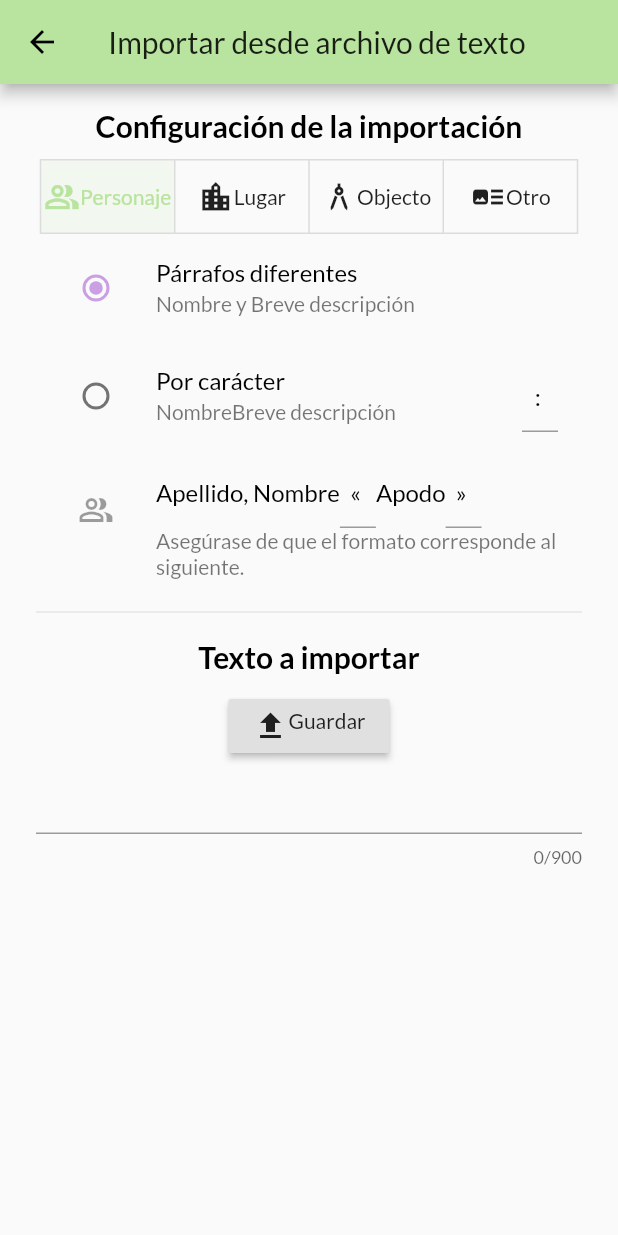
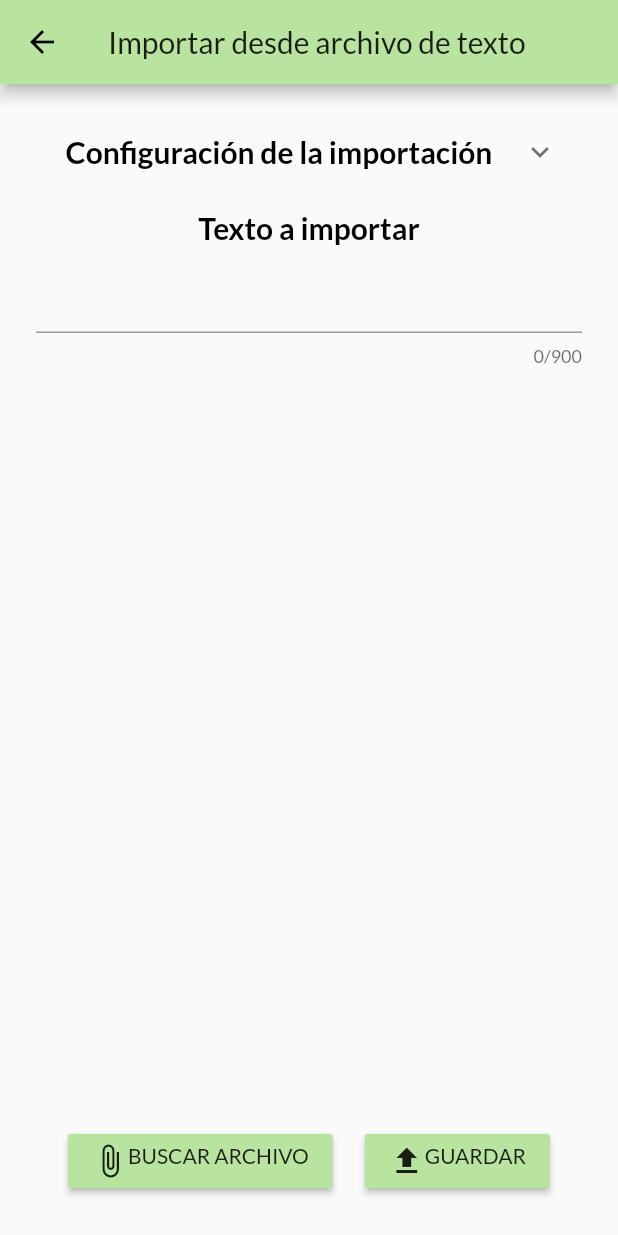
Before and after one commit to TheHolyDenier/novelsolutely, a Flutter app: the ImportTextScreen screen opened by its route, on a phone screen of 412 x 824 dp. Run offline on Flutter 3.47's test engine with Material 2 defaults, Android fonts, the light colour scheme and no system bars; our stand-ins replace flutter_tags, hive, hive_flutter, string_validator; accounts and stored records are empty; generated files the repository leaves out were written again.

Commit message:
saves characters

```diff
--- a/lib/main.dart
+++ b/lib/main.dart
@@ -66,6 +66,9 @@ class MyApp extends StatelessWidget {
         ),
         floatingActionButtonTheme:
             FloatingActionButtonThemeData(backgroundColor: Palette.green),
+        buttonTheme: ButtonThemeData(
+          buttonColor: Palette.green,
+        ),
         visualDensity: VisualDensity.adaptivePlatformDensity,
       ),
       routes: Routes.routes,
--- a/lib/screens/dictionary_screen.dart
+++ b/lib/screens/dictionary_screen.dart
@@ -21,6 +21,7 @@ import '../utils/routes.dart';
 //TODO: add other elements
 //TODO: export database to JSON
 //TODO: quick add elements
+//TODO: search by name/summary
 
 class DictionaryScreen extends StatefulWidget {
   static const route = "/characters";
--- a/lib/screens/import_text_screen.dart
+++ b/lib/screens/import_text_screen.dart
@@ -2,14 +2,24 @@ import 'dart:convert';
 import 'dart:io';
 
 import 'package:flutter/material.dart';
-import 'package:novelsolutely/models/generic.dart';
+
+//LIBRARIES
 import 'package:path_provider/path_provider.dart';
 import 'package:uuid/uuid.dart';
+
+import '../models/character_name.dart';
+import '../models/dictionary.dart';
+
+//MODELS
+import '../models/generic.dart';
+import '../utils/data.dart';
 
 //UTILS
 import '../utils/dimens.dart';
 import '../utils/routes.dart';
 import '../utils/strings.dart';
+
+//TODO: check if not exists
 
 class ImportTextScreen extends StatefulWidget {
   static final route = '/import-text';
@@ -22,6 +32,8 @@ class _ImportTextScreenState extends State<ImportTextScreen> {
   List<bool> _selected;
   double _width = 0;
   int _value = 0;
+
+  String id;
 
   final _startCharController = TextEditingController();
   final _endCharController = TextEditingController();
@@ -38,17 +50,17 @@ class _ImportTextScreenState extends State<ImportTextScreen> {
 
   @override
   Widget build(BuildContext context) {
+    id = ModalRoute.of(context).settings.arguments;
     _width = MediaQuery.of(context).size.width;
     return Scaffold(
       appBar: AppBar(
         title: Text(Strings.import_from_text),
       ),
-      body: SingleChildScrollView(
+      body: Container(
         padding: EdgeInsets.symmetric(
           vertical: Dimens.vertical_margin,
           horizontal: Dimens.horizontal_margin,
         ),
-        child: Container(
         width: _width,
         child: Column(
           mainAxisSize: MainAxisSize.min,
@@ -56,6 +68,9 @@ class _ImportTextScreenState extends State<ImportTextScreen> {
           crossAxisAlignment: CrossAxisAlignment.center,
           children: [
             _setSettings(),
+            SizedBox(
+              height: Dimens.small_vertical_margin,
+            ),
             Text(
               Strings.copy_text,
               textAlign: TextAlign.center,
@@ -64,21 +79,49 @@ class _ImportTextScreenState extends State<ImportTextScreen> {
             SizedBox(
               height: Dimens.small_vertical_margin,
             ),
-              RaisedButton(
-                onPressed: () => _saveToFile(_importController.text.trim()),
-                child: Wrap(
-                  children: [Icon(Icons.file_upload), Text(Strings.save)],
-                ),
-              ),
-              TextField(
+            Expanded(
+              child: SingleChildScrollView(
+                child: TextField(
                   keyboardType: TextInputType.multiline,
                   maxLines: null,
                   maxLength: 900,
                   controller: _importController,
                   onChanged: (value) {},
                 ),
+              ),
+            ),
+            SizedBox(
+              height: Dimens.small_vertical_margin,
+            ),
+            Row(
+              mainAxisAlignment: MainAxisAlignment.spaceEvenly,
+              children: [
+                RaisedButton(
+                  onPressed: () {
+                    //  TODO: search file
+                  },
+                  child: Wrap(
+                    children: [
+                      Icon(Icons.attach_file),
+                      Text(Strings.select_file.toUpperCase())
                     ],
                   ),
+                ),
+                RaisedButton(
+                  onPressed: () => _saveToFile(_importController.text.trim()),
+                  child: Wrap(
+                    children: [
+                      Icon(Icons.file_upload),
+                      Text(Strings.save.toUpperCase())
+                    ],
+                  ),
+                ),
+              ],
+            ),
+            SizedBox(
+              height: Dimens.small_vertical_margin,
+            ),
+          ],
         ),
       ),
     );
@@ -114,20 +157,17 @@ class _ImportTextScreenState extends State<ImportTextScreen> {
   }
 
   Widget _setSettings() {
-    return Column(
-      children: [
-        Text(
+    return ExpansionTile(
+      title: Text(
         Strings.chose_settings,
         textAlign: TextAlign.center,
         style: Theme.of(context).textTheme.headline6,
       ),
+      children: [
         SizedBox(
           height: Dimens.small_vertical_margin,
         ),
         _buttons(),
-        Column(
-          mainAxisSize: MainAxisSize.min,
-          children: [
         ListTile(
           onTap: () => _setValueNameSummary(0),
           leading: Radio(
@@ -194,11 +234,8 @@ class _ImportTextScreenState extends State<ImportTextScreen> {
             ),
             subtitle: Text(Strings.check_format),
           ),
-          ],
-        ),
-        Container(
-          child: Divider(),
-          margin: EdgeInsets.symmetric(vertical: Dimens.small_vertical_margin),
+        SizedBox(
+          height: Dimens.small_vertical_margin,
         ),
       ],
     );
@@ -220,7 +257,7 @@ class _ImportTextScreenState extends State<ImportTextScreen> {
 
   void _readLine(File file) {
     Stream<List<int>> inputStream = file.openRead();
-
+    Dictionary dictionary = Data.box.get(id);
     String name;
     int i = 0;
     inputStream
@@ -229,22 +266,53 @@ class _ImportTextScreenState extends State<ImportTextScreen> {
         .listen((String line) {
       // Process results.
       i++;
+      if (_value == 0) {
+        _setByParagraph(i, name, line, dictionary);
+      } else {
+        _setByCharacter(line, dictionary);
+      }
+    }, onDone: () {
+      dictionary.save();
+      _importController.text = '';
+    }, onError: (e) {
+      print(e.toString());
+    });
+  }
+
+  void _setByCharacter(String line, Dictionary dictionary) {
+  //  TODO
+  }
+
+  void _setByParagraph(int i, String name, String line, Dictionary dictionary) {
     if (i % 2 == 0) {
-        Generic generic = Generic(
-            id: Uuid().v1(),
-            name: name,
-            summary: line.trim(),
-            imagePath: [],
-            tags: [Strings.no_filter]);
-        print(generic.name);
+      if (_selected[0]) {
+        Generic generic = _genericIsCharacter(name, line);
+        dictionary.characters.add(generic.toCharacter());
+      } else {
+        Generic generic = _getGeneric(name, line);
+        //  TODO: save the others
+      }
     } else {
       name = line.trim();
     }
-    }, onDone: () {
-      //TODO: save
-    }, onError: (e) {
-      print(e.toString());
-    });
+  }
+
+  Generic _genericIsCharacter(String completeName, String summary) {
+    CharacterName characterName = CharacterName(completeName,
+        startChar: _startCharController.text.trim(),
+        endChar: _endCharController.text.trim());
+
+    return _getGeneric(characterName.toString(), summary);
+  }
+
+  Generic _getGeneric(String name, String summary) {
+    Generic generic = Generic(
+        id: Uuid().v1(),
+        name: '$name',
+        summary: summary.trim(),
+        imagePath: [],
+        tags: [Strings.no_filter]);
+    return generic;
   }
 
   Future<File> get _localFile async {
--- a/lib/screens/widgets/drawer_widget.dart
+++ b/lib/screens/widgets/drawer_widget.dart
@@ -94,7 +94,7 @@ class _DrawerWidgetState extends State<DrawerWidget> {
           ),
           Divider(),
           ListTile(
-            onTap: () => Navigator.pushNamed(context, ImportTextScreen.route),
+            onTap: () => Navigator.pushNamed(context, ImportTextScreen.route, arguments: _active.id),
             leading: Icon(Icons.import_contacts),
             title: Text(Strings.import_from_text),
           ),
--- a/lib/utils/strings.dart
+++ b/lib/utils/strings.dart
@@ -100,6 +100,8 @@ class Strings {
 
   static const check_format = 'Asegúrase de que el formato corresponde al siguiente.';
 
+  static const select_file = 'Buscar archivo';
+
   static bool containsCaseInsensitive(String s, List<String> l) {
     for (String string in l) {
       if (string.toLowerCase() == s.toLowerCase()) {
```
Also changed, not shown: lib/models/character_name.dart (+15 -8 lines), lib/screens/widgets/character_list_widget.dart (+6 -5 lines). Lines whose indentation alone changed are shown as unchanged.
